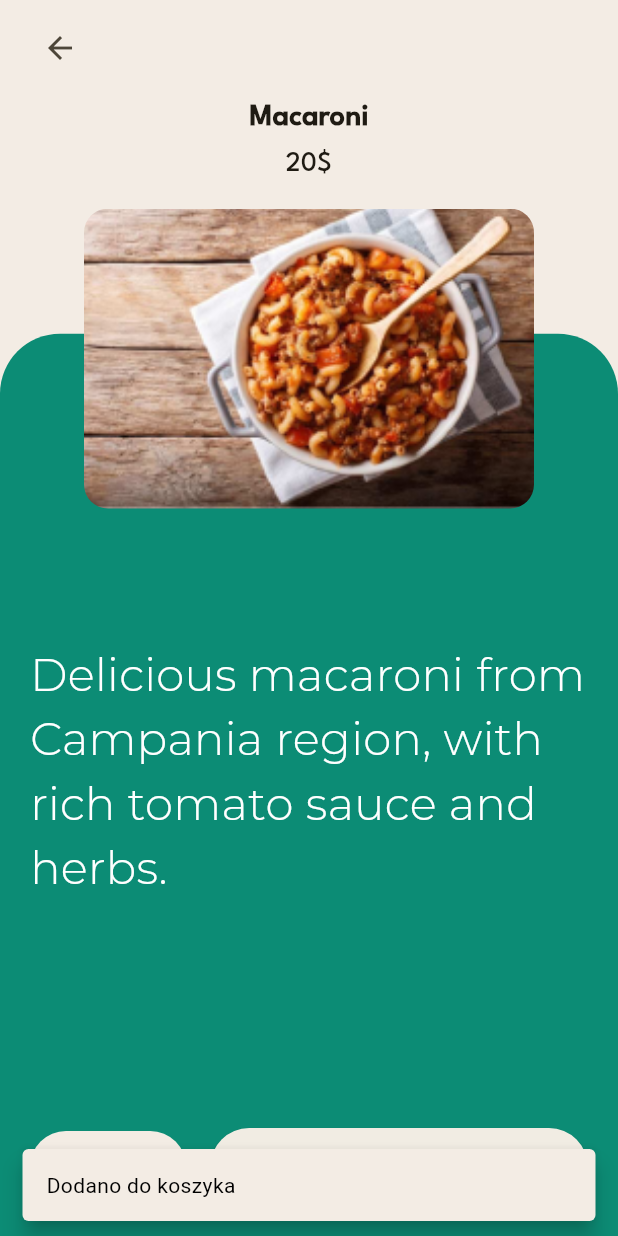
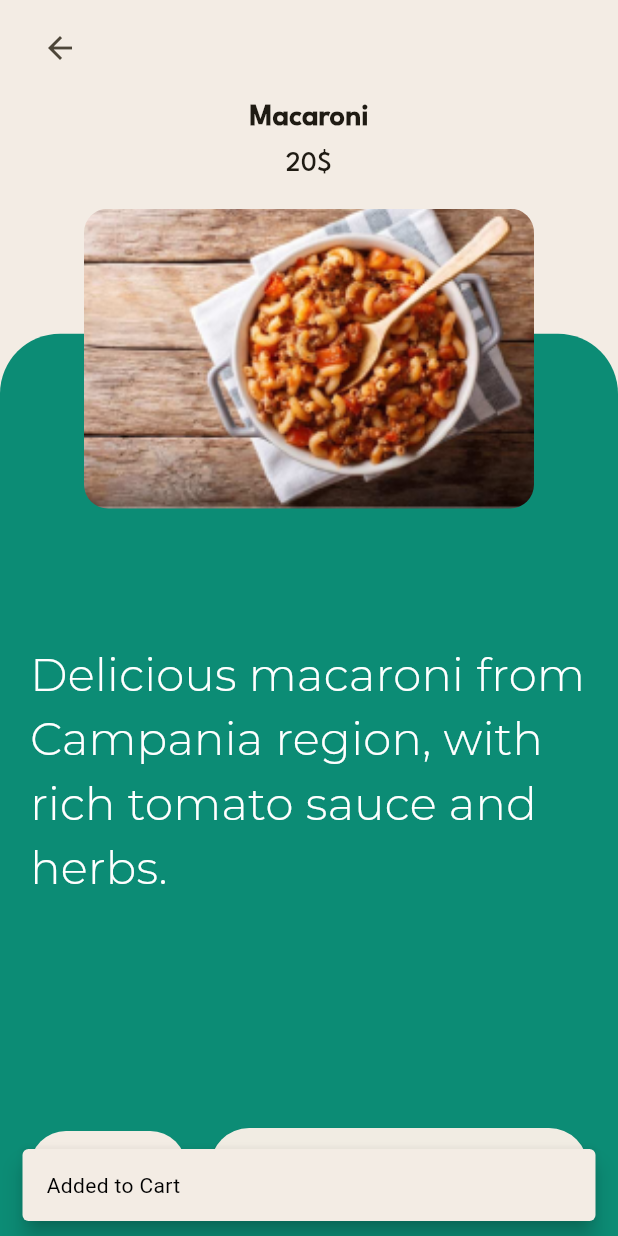
Before and after one commit to MateuszWik/Prossciutto_, a Flutter app: the FoodDetailScreen screen opened directly with empty values, after a tap on "Add to", on a phone screen of 412 x 824 dp. Run offline on Flutter 3.47's test engine with Material 3 defaults, Android fonts, the phone set to English and light mode, and no system bars; our stand-ins replace get_storage, shared_preferences; accounts and stored records are empty.

Commit message:
Merge remote-tracking branch 'origin/main'

```diff
--- a/lib/miniatures.dart
+++ b/lib/miniatures.dart
@@ -197,7 +197,7 @@ class _FoodDetailScreenState extends State<FoodDetailScreen> {
                               ScaffoldMessenger.of(context).showSnackBar(
                                 SnackBar(
                                   content: const Text(
-                                    'Dodano do koszyka',
+                                    'Added to Cart',
                                     style: TextStyle(color: Colors.black),
                                   ),
                                   duration: const Duration(seconds: 2),
```
